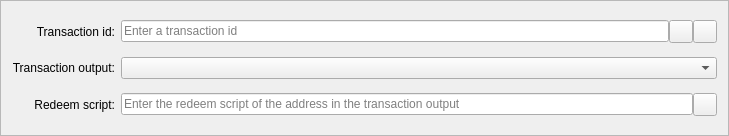
Qt form src/qt/forms/multisiginputentry.ui (willemjez/ion-old) before a commit.
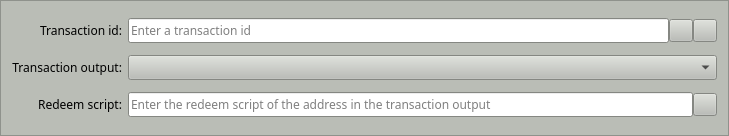
The same form after that commit. Icons and pictures are not drawn. Custom widgets are drawn as their Qt base class.

Commit message: 🛠️🛠️🐼 Design, about window 💩 flushed 🚽, 😳files except src dir replaced😳

What changed in the file:
```diff
--- a/src/qt/forms/multisiginputentry.ui
+++ b/src/qt/forms/multisiginputentry.ui
@@ -10,6 +10,426 @@
 <height>136</height>
 </rect>
 </property>
+  <property name="palette">
+   <palette>
+    <active>
+     <colorrole role="WindowText">
+      <brush brushstyle="SolidPattern">
+       <color alpha="255">
+        <red>0</red>
+        <green>0</green>
+        <blue>0</blue>
+       </color>
+      </brush>
+     </colorrole>
+     <colorrole role="Button">
+      <brush brushstyle="SolidPattern">
+       <color alpha="255">
+        <red>186</red>
+        <green>189</green>
+        <blue>182</blue>
+       </color>
+      </brush>
+     </colorrole>
+     <colorrole role="Light">
+      <brush brushstyle="SolidPattern">
+       <color alpha="255">
+        <red>255</red>
+        <green>255</green>
+        <blue>255</blue>
+       </color>
+      </brush>
+     </colorrole>
+     <colorrole role="Midlight">
+      <brush brushstyle="SolidPattern">
+       <color alpha="255">
+        <red>220</red>
+        <green>222</green>
+        <blue>218</blue>
+       </color>
+      </brush>
+     </colorrole>
+     <colorrole role="Dark">
+      <brush brushstyle="SolidPattern">
+       <color alpha="255">
+        <red>93</red>
+        <green>94</green>
+        <blue>91</blue>
+       </color>
+      </brush>
+     </colorrole>
+     <colorrole role="Mid">
+      <brush brushstyle="SolidPattern">
+       <color alpha="255">
+        <red>124</red>
+        <green>126</green>
+        <blue>121</blue>
+       </color>
+      </brush>
+     </colorrole>
+     <colorrole role="Text">
+      <brush brushstyle="SolidPattern">
+       <color alpha="255">
+        <red>0</red>
+        <green>0</green>
+        <blue>0</blue>
+       </color>
+      </brush>
+     </colorrole>
+     <colorrole role="BrightText">
+      <brush brushstyle="SolidPattern">
+       <color alpha="255">
+        <red>255</red>
+        <green>255</green>
+        <blue>255</blue>
+       </color>
+      </brush>
+     </colorrole>
+     <colorrole role="ButtonText">
+      <brush brushstyle="SolidPattern">
+       <color alpha="255">
+        <red>0</red>
+        <green>0</green>
+        <blue>0</blue>
+       </color>
+      </brush>
+     </colorrole>
+     <colorrole role="Base">
+      <brush brushstyle="SolidPattern">
+       <color alpha="255">
+        <red>255</red>
+        <green>255</green>
+        <blue>255</blue>
+       </color>
+      </brush>
+     </colorrole>
+     <colorrole role="Window">
+      <brush brushstyle="SolidPattern">
+       <color alpha="255">
+        <red>186</red>
+        <green>189</green>
+        <blue>182</blue>
+       </color>
+      </brush>
+     </colorrole>
+     <colorrole role="Shadow">
+      <brush brushstyle="SolidPattern">
+       <color alpha="255">
+        <red>0</red>
+        <green>0</green>
+        <blue>0</blue>
+       </color>
+      </brush>
+     </colorrole>
+     <colorrole role="AlternateBase">
+      <brush brushstyle="SolidPattern">
+       <color alpha="255">
+        <red>220</red>
+        <green>222</green>
+        <blue>218</blue>
+       </color>
+      </brush>
+     </colorrole>
+     <colorrole role="ToolTipBase">
+      <brush brushstyle="SolidPattern">
+       <color alpha="255">
+        <red>255</red>
+        <green>255</green>
+        <blue>220</blue>
+       </color>
+      </brush>
+     </colorrole>
+     <colorrole role="ToolTipText">
+      <brush brushstyle="SolidPattern">
+       <color alpha="255">
+        <red>0</red>
+        <green>0</green>
+        <blue>0</blue>
+       </color>
+      </brush>
+     </colorrole>
+    </active>
+    <inactive>
+     <colorrole role="WindowText">
+      <brush brushstyle="SolidPattern">
+       <color alpha="255">
+        <red>0</red>
+        <green>0</green>
+        <blue>0</blue>
+       </color>
+      </brush>
+     </colorrole>
+     <colorrole role="Button">
+      <brush brushstyle="SolidPattern">
+       <color alpha="255">
+        <red>186</red>
+        <green>189</green>
+        <blue>182</blue>
+       </color>
+      </brush>
+     </colorrole>
+     <colorrole role="Light">
+      <brush brushstyle="SolidPattern">
+       <color alpha="255">
+        <red>255</red>
+        <green>255</green>
+        <blue>255</blue>
+       </color>
+      </brush>
+     </colorrole>
+     <colorrole role="Midlight">
+      <brush brushstyle="SolidPattern">
+       <color alpha="255">
+        <red>220</red>
+        <green>222</green>
+        <blue>218</blue>
+       </color>
+      </brush>
+     </colorrole>
+     <colorrole role="Dark">
+      <brush brushstyle="SolidPattern">
+       <color alpha="255">
+        <red>93</red>
+        <green>94</green>
+        <blue>91</blue>
+       </color>
+      </brush>
+     </colorrole>
+     <colorrole role="Mid">
+      <brush brushstyle="SolidPattern">
+       <color alpha="255">
+        <red>124</red>
+        <green>126</green>
+        <blue>121</blue>
+       </color>
+      </brush>
+     </colorrole>
+     <colorrole role="Text">
+      <brush brushstyle="SolidPattern">
+       <color alpha="255">
+        <red>0</red>
+        <green>0</green>
+        <blue>0</blue>
+       </color>
+      </brush>
+     </colorrole>
+     <colorrole role="BrightText">
+      <brush brushstyle="SolidPattern">
+       <color alpha="255">
+        <red>255</red>
+        <green>255</green>
+        <blue>255</blue>
+       </color>
+      </brush>
+     </colorrole>
+     <colorrole role="ButtonText">
+      <brush brushstyle="SolidPattern">
+       <color alpha="255">
+        <red>0</red>
+        <green>0</green>
+        <blue>0</blue>
+       </color>
+      </brush>
+     </colorrole>
+     <colorrole role="Base">
+      <brush brushstyle="SolidPattern">
+       <color alpha="255">
+        <red>255</red>
+        <green>255</green>
+        <blue>255</blue>
+       </color>
+      </brush>
+     </colorrole>
+     <colorrole role="Window">
+      <brush brushstyle="SolidPattern">
+       <color alpha="255">
+        <red>186</red>
+        <green>189</green>
+        <blue>182</blue>
+       </color>
+      </brush>
+     </colorrole>
+     <colorrole role="Shadow">
+      <brush brushstyle="SolidPattern">
+       <color alpha="255">
+        <red>0</red>
+        <green>0</green>
+        <blue>0</blue>
+       </color>
+      </brush>
+     </colorrole>
+     <colorrole role="AlternateBase">
+      <brush brushstyle="SolidPattern">
+       <color alpha="255">
+        <red>220</red>
+        <green>222</green>
+        <blue>218</blue>
+       </color>
+      </brush>
+     </colorrole>
+     <colorrole role="ToolTipBase">
+      <brush brushstyle="SolidPattern">
+       <color alpha="255">
+        <red>255</red>
+        <green>255</green>
+        <blue>220</blue>
+       </color>
+      </brush>
+     </colorrole>
+     <colorrole role="ToolTipText">
+      <brush brushstyle="SolidPattern">
+       <color alpha="255">
+        <red>0</red>
+        <green>0</green>
+        <blue>0</blue>
+       </color>
+      </brush>
+     </colorrole>
+    </inactive>
+    <disabled>
+     <colorrole role="WindowText">
+      <brush brushstyle="SolidPattern">
+       <color alpha="255">
+        <red>93</red>
+        <green>94</green>
+        <blue>91</blue>
+       </color>
+      </brush>
+     </colorrole>
+     <colorrole role="Button">
+      <brush brushstyle="SolidPattern">
+       <color alpha="255">
+        <red>186</red>
+        <green>189</green>
+        <blue>182</blue>
+       </color>
+      </brush>
+     </colorrole>
+     <colorrole role="Light">
+      <brush brushstyle="SolidPattern">
+       <color alpha="255">
+        <red>255</red>
+        <green>255</green>
+        <blue>255</blue>
+       </color>
+      </brush>
+     </colorrole>
+     <colorrole role="Midlight">
+      <brush brushstyle="SolidPattern">
+       <color alpha="255">
+        <red>220</red>
+        <green>222</green>
+        <blue>218</blue>
+       </color>
+      </brush>
+     </colorrole>
+     <colorrole role="Dark">
+      <brush brushstyle="SolidPattern">
+       <color alpha="255">
+        <red>93</red>
+        <green>94</green>
+        <blue>91</blue>
+       </color>
+      </brush>
+     </colorrole>
+     <colorrole role="Mid">
+      <brush brushstyle="SolidPattern">
+       <color alpha="255">
+        <red>124</red>
+        <green>126</green>
+        <blue>121</blue>
+       </color>
+      </brush>
+     </colorrole>
+     <colorrole role="Text">
+      <brush brushstyle="SolidPattern">
+       <color alpha="255">
+        <red>93</red>
+        <green>94</green>
+        <blue>91</blue>
+       </color>
+      </brush>
+     </colorrole>
+     <colorrole role="BrightText">
+      <brush brushstyle="SolidPattern">
+       <color alpha="255">
+        <red>255</red>
+        <green>255</green>
+        <blue>255</blue>
+       </color>
+      </brush>
+     </colorrole>
+     <colorrole role="ButtonText">
+      <brush brushstyle="SolidPattern">
+       <color alpha="255">
+        <red>93</red>
+        <green>94</green>
+        <blue>91</blue>
+       </color>
+      </brush>
+     </colorrole>
+     <colorrole role="Base">
+      <brush brushstyle="SolidPattern">
+       <color alpha="255">
+        <red>186</red>
+        <green>189</green>
+        <blue>182</blue>
+       </color>
+      </brush>
+     </colorrole>
+     <colorrole role="Window">
+      <brush brushstyle="SolidPattern">
+       <color alpha="255">
+        <red>186</red>
+        <green>189</green>
+        <blue>182</blue>
+       </color>
+      </brush>
+     </colorrole>
+     <colorrole role="Shadow">
+      <brush brushstyle="SolidPattern">
+       <color alpha="255">
+        <red>0</red>
+        <green>0</green>
+        <blue>0</blue>
+       </color>
+      </brush>
+     </colorrole>
+     <colorrole role="AlternateBase">
+      <brush brushstyle="SolidPattern">
+       <color alpha="255">
+        <red>186</red>
+        <green>189</green>
+        <blue>182</blue>
+       </color>
+      </brush>
+     </colorrole>
+     <colorrole role="ToolTipBase">
+      <brush brushstyle="SolidPattern">
+       <color alpha="255">
+        <red>255</red>
+        <green>255</green>
+        <blue>220</blue>
+       </color>
+      </brush>
+     </colorrole>
+     <colorrole role="ToolTipText">
+      <brush brushstyle="SolidPattern">
+       <color alpha="255">
+        <red>0</red>
+        <green>0</green>
+        <blue>0</blue>
+       </color>
+      </brush>
+     </colorrole>
+    </disabled>
+   </palette>
+  </property>
+  <property name="font">
+   <font>
+    <family>Sawasdee</family>
+   </font>
+  </property>
 <property name="windowTitle">
 <string>Form</string>
 </property>
```
Lines whose indentation alone changed are shown as unchanged. The commit also changes 555 other files.
